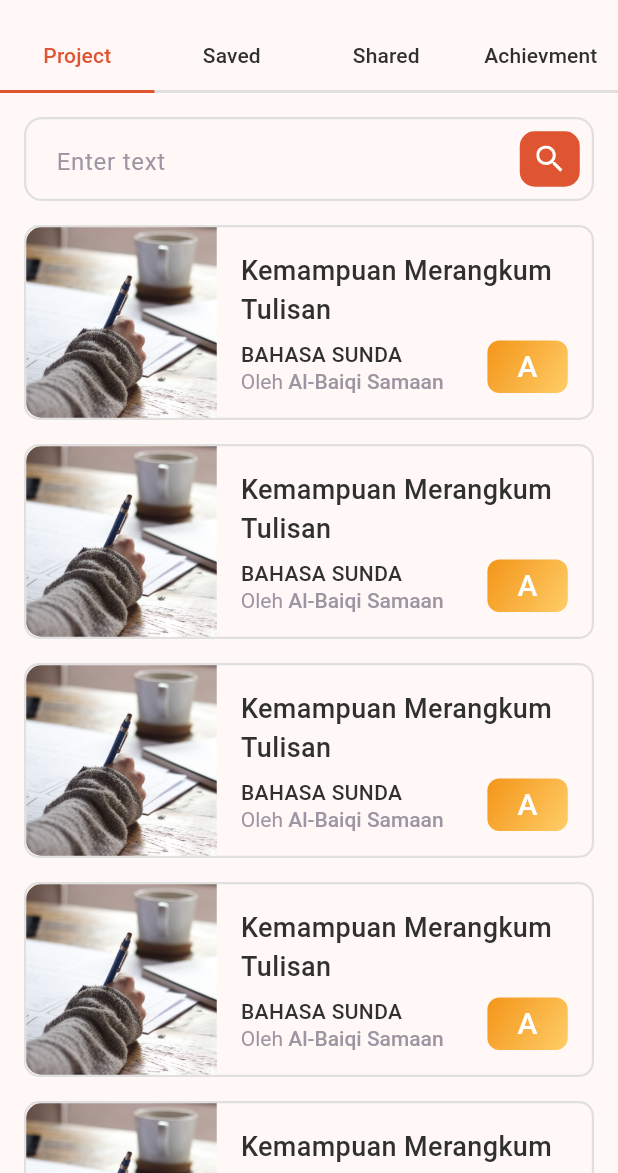
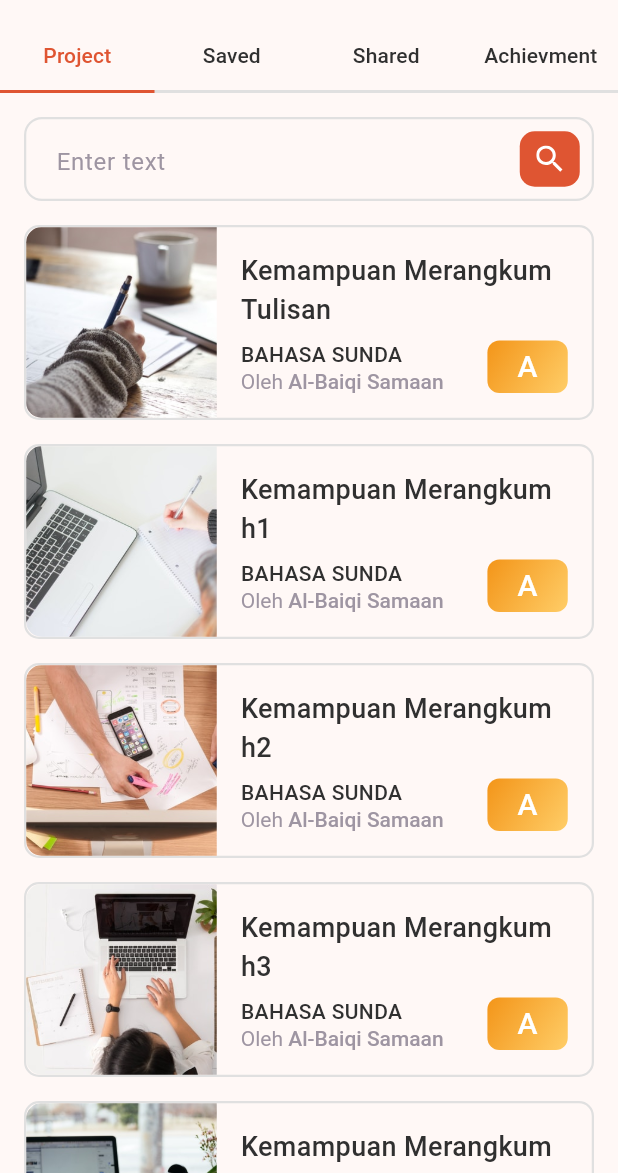
Before and after one commit to sonu-munda/portfoliostudent-assignment, a Flutter app: the PortfolioPage screen opened directly, on a phone screen of 412 x 824 dp, the part 63-1236 px from its top. Run offline on Flutter 3.47's test engine with Material 3 defaults, Android fonts, the phone set to English and light mode, and no system bars; our stand-ins replace flutter_svg.

Commit message:
static data, project serach filter added

```diff
--- a/lib/components/project_card_item.dart
+++ b/lib/components/project_card_item.dart
@@ -1,10 +1,10 @@
 import 'package:flutter/material.dart';
+import 'package:portfoliostudent/shared_widgets/widgets.dart';
 import 'package:portfoliostudent/utils/colors.dart';
 
 class ProjectCardItem extends StatelessWidget {
-  const ProjectCardItem({
-    super.key,
-  });
+  const ProjectCardItem({super.key, this.item});
+  final Map? item;
 
   @override
   Widget build(BuildContext context) {
@@ -29,7 +29,7 @@ class ProjectCardItem extends StatelessWidget {
             child: AspectRatio(
               aspectRatio: 1,
               child: Image.asset(
-                "assets/images/img-1.jpeg",
+                item!['image'],
                 fit: BoxFit.cover,
               ),
             ),
@@ -41,9 +41,9 @@ class ProjectCardItem extends StatelessWidget {
                 crossAxisAlignment: CrossAxisAlignment.start,
                 mainAxisAlignment: MainAxisAlignment.spaceBetween,
                 children: [
-                  const Text(
-                    "Kemampuan Merangkum Tulisan",
-                    style: TextStyle(
+                  Text(
+                    item!['title'],
+                    style: const TextStyle(
                       fontSize: 18,
                       fontWeight: FontWeight.w500,
                       color: AppColors.text,
@@ -55,53 +55,34 @@ class ProjectCardItem extends StatelessWidget {
                         child: Column(
                           crossAxisAlignment: CrossAxisAlignment.start,
                           children: [
-                            const Text(
-                              "BAHASA SUNDA",
-                              style: TextStyle(
+                            Text(
+                              item!['subtitle'],
+                              style: const TextStyle(
                                 fontSize: 14,
                                 fontWeight: FontWeight.w500,
                                 color: AppColors.text,
                               ),
                             ),
                             RichText(
-                                text: const TextSpan(
-                                    style: TextStyle(
+                                text: TextSpan(
+                                    style: const TextStyle(
                                       fontSize: 14,
                                       fontWeight: FontWeight.w400,
                                       color: AppColors.textLight,
                                     ),
-                                    text: "Oleh ",
+                                    text: "${item!['name_1']} ",
                                     children: [
                                   TextSpan(
-                                      style: TextStyle(
+                                      style: const TextStyle(
                                         fontWeight: FontWeight.w500,
                                       ),
-                                      text: 'Al-Baiqi Samaan')
+                                      text: item!['name_2'])
                                 ]))
                           ],
                         ),
                       ),
-                      Container(
-                        decoration: BoxDecoration(
-                          gradient: const LinearGradient(
-                            colors: [
-                              AppColors.gradient_1,
-                              AppColors.gradient_2,
-                            ], // Gradient colors
-                            begin: Alignment.topLeft,
-                            end: Alignment.bottomRight,
-                          ),
-                          borderRadius: BorderRadius.circular(8),
-                        ),
-                        padding: const EdgeInsets.symmetric(horizontal: 20, vertical: 3),
-                        child: const Text(
-                          "A",
-                          style: TextStyle(
-                            color: AppColors.white,
-                            fontSize: 20,
-                            fontWeight: FontWeight.w500,
-                          ),
-                        ),
+                      AppButton(
+                        onTap: () {},
                       )
                     ],
                   ),
--- a/lib/components/project_tab.dart
+++ b/lib/components/project_tab.dart
@@ -1,6 +1,7 @@
 import 'package:flutter/material.dart';
 import 'package:portfoliostudent/components/project_card_item.dart';
 import 'package:portfoliostudent/components/serach_bar.dart';
+import 'package:portfoliostudent/data/project_data.dart';
 
 class ProjectTab extends StatefulWidget {
   const ProjectTab({super.key});
@@ -11,6 +12,14 @@ class ProjectTab extends StatefulWidget {
 
 class _ProjectTabState extends State<ProjectTab> {
   TextEditingController controller = TextEditingController();
+
+  List showData = projectData;
+
+  void onSearch(String s) {
+    showData = projectData.where((p) => p['title']!.toLowerCase().contains(s.toLowerCase())).toList();
+    setState(() {});
+  }
+
   @override
   Widget build(BuildContext context) {
     return SingleChildScrollView(
@@ -21,14 +30,16 @@ class _ProjectTabState extends State<ProjectTab> {
           children: [
             AppSearchBar(
               controller: controller,
-              onChanged: (s) {},
+              onChanged: onSearch,
             ),
             const SizedBox(height: 16),
             ListView.builder(
-              itemCount: 5,
+              itemCount: showData.length,
               shrinkWrap: true,
               physics: const NeverScrollableScrollPhysics(),
-              itemBuilder: (_, i) => const ProjectCardItem(),
+              itemBuilder: (_, i) => ProjectCardItem(
+                item: showData[i],
+              ),
             )
           ],
         ),
--- a/lib/components/serach_bar.dart
+++ b/lib/components/serach_bar.dart
@@ -30,7 +30,7 @@ class AppSearchBar extends StatelessWidget {
           Expanded(
             child: TextField(
               controller: controller,
-              onChanged: (s) {},
+              onChanged: onChanged,
               decoration: const InputDecoration(
                 hintText: 'Enter text',
                 border: InputBorder.none,
@@ -50,7 +50,7 @@ class AppSearchBar extends StatelessWidget {
             ),
             child: IconButton(
                 padding: EdgeInsets.zero,
-                onPressed: () {},
+                onPressed: () => onChanged!(controller.text),
                 icon: SvgPicture.asset(
                   AssetIcons.search,
                   height: 18,
--- /dev/null
+++ b/lib/data/project_data.dart
@@ -0,0 +1,37 @@
+const projectData = [
+  {
+    "image": "assets/images/img-1.jpeg",
+    "title": "Kemampuan Merangkum Tulisan",
+    "subtitle": "BAHASA SUNDA",
+    "name_1": "Oleh",
+    "name_2": "Al-Baiqi Samaan",
+  },
+  {
+    "image": "assets/images/img-2.jpeg",
+    "title": "Kemampuan Merangkum h1",
+    "subtitle": "BAHASA SUNDA",
+    "name_1": "Oleh",
+    "name_2": "Al-Baiqi Samaan",
+  },
+  {
+    "image": "assets/images/img-3.jpeg",
+    "title": "Kemampuan Merangkum h2",
+    "subtitle": "BAHASA SUNDA",
+    "name_1": "Oleh",
+    "name_2": "Al-Baiqi Samaan",
+  },
+  {
+    "image": "assets/images/img-4.jpeg",
+    "title": "Kemampuan Merangkum h3",
+    "subtitle": "BAHASA SUNDA",
+    "name_1": "Oleh",
+    "name_2": "Al-Baiqi Samaan",
+  },
+  {
+    "image": "assets/images/img-5.jpeg",
+    "title": "Kemampuan Merangkum hh4",
+    "subtitle": "BAHASA SUNDA",
+    "name_1": "Oleh",
+    "name_2": "Al-Baiqi Samaan",
+  },
+];
--- /dev/null
+++ b/lib/shared_widgets/widgets.dart
@@ -0,0 +1,38 @@
+import 'package:flutter/material.dart';
+import 'package:portfoliostudent/utils/colors.dart';
+
+class AppButton extends StatelessWidget {
+  const AppButton({super.key, this.onTap});
+  final GestureTapCallback? onTap;
+
+  @override
+  Widget build(BuildContext context) {
+    return InkWell(
+      onTap: onTap,
+      child: Container(
+        decoration: BoxDecoration(
+          gradient: const LinearGradient(
+            colors: [
+              AppColors.gradient_1,
+              AppColors.gradient_2,
+            ],
+            begin: Alignment.topLeft,
+            end: Alignment.bottomRight,
+          ),
+          borderRadius: BorderRadius.circular(8),
+        ),
+        padding: const EdgeInsets.symmetric(horizontal: 20, vertical: 3),
+        child: const Center(
+          child: Text(
+            "A",
+            style: TextStyle(
+              color: AppColors.white,
+              fontSize: 20,
+              fontWeight: FontWeight.w500,
+            ),
+          ),
+        ),
+      ),
+    );
+  }
+}
```
